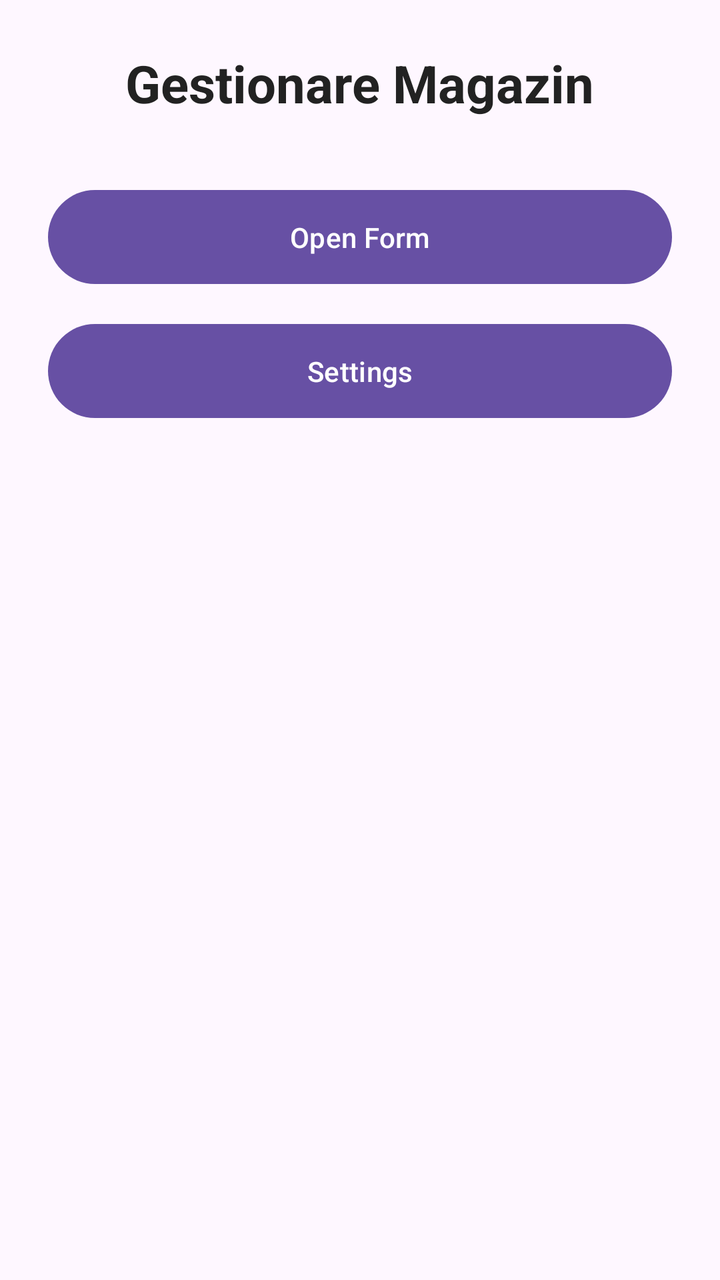
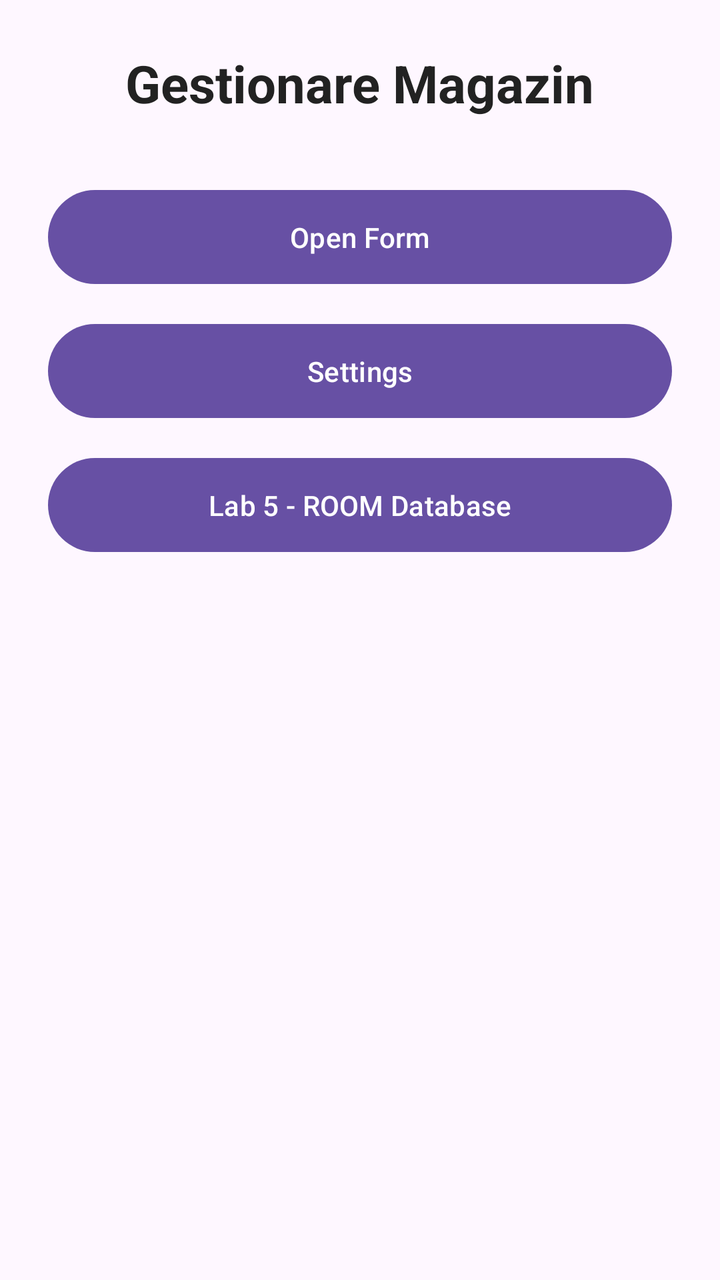

An Android layout rendered at two revisions. The XML below is the earlier revision; the diff shows what the commit changed to produce the second picture.
<!-- AndroidManifest.xml: application theme Theme.Labs -->
<!-- res/layout/activity_activitate_lab4.xml -->
<?xml version="1.0" encoding="utf-8"?>
<androidx.constraintlayout.widget.ConstraintLayout xmlns:android="http://schemas.android.com/apk/res/android"
    xmlns:app="http://schemas.android.com/apk/res-auto"
    xmlns:tools="http://schemas.android.com/tools"
    android:id="@+id/main"
    android:layout_width="match_parent"
    android:layout_height="match_parent"
    android:padding="24dp"
    tools:context=".ActivitateLab4">

    <TextView
        android:id="@+id/textViewTitleMain"
        android:layout_width="wrap_content"
        android:layout_height="wrap_content"
        android:text="Gestionare Magazin"
        android:textSize="26sp"
        android:textStyle="bold"
        android:textColor="#222222"
        app:layout_constraintTop_toTopOf="parent"
        app:layout_constraintStart_toStartOf="parent"
        app:layout_constraintEnd_toEndOf="parent" />

    <Button
        android:id="@+id/open_form"
        android:layout_width="0dp"
        android:layout_height="wrap_content"
        android:layout_marginTop="32dp"
        android:text="Open Form"
        android:textAllCaps="false"
        android:padding="14dp"
        app:layout_constraintTop_toBottomOf="@id/textViewTitleMain"
        app:layout_constraintStart_toStartOf="parent"
        app:layout_constraintEnd_toEndOf="parent" />

    <Button
        android:id="@+id/buttonSettings"
        android:layout_width="0dp"
        android:layout_height="wrap_content"
        android:layout_marginTop="12dp"
        android:text="Settings"
        android:textAllCaps="false"
        android:padding="14dp"
        app:layout_constraintTop_toBottomOf="@id/open_form"
        app:layout_constraintStart_toStartOf="parent"
        app:layout_constraintEnd_toEndOf="parent" />

    <ListView
        android:id="@+id/listView"
        android:layout_width="361dp"
        android:layout_height="508dp"
        android:layout_marginTop="20dp"
        app:layout_constraintBottom_toBottomOf="parent"
        app:layout_constraintEnd_toEndOf="parent"
        app:layout_constraintStart_toStartOf="parent"
        app:layout_constraintTop_toBottomOf="@+id/buttonSettings" />

</androidx.constraintlayout.widget.ConstraintLayout>
<!-- resources referenced by this layout -->
<resources>
  <style name="Theme.Labs" parent="Base.Theme.Labs" />
  <style name="Base.Theme.Labs" parent="Theme.Material3.DayNight.NoActionBar">
          
          
      </style>
</resources>

<!-- the commit's change to res/layout/activity_activitate_lab4.xml (unified diff, before → after) -->
@@ -44,14 +44,26 @@
         app:layout_constraintStart_toStartOf="parent"
         app:layout_constraintEnd_toEndOf="parent" />
 
+    <Button
+        android:id="@+id/buttonLab5Room"
+        android:layout_width="0dp"
+        android:layout_height="wrap_content"
+        android:layout_marginTop="12dp"
+        android:text="Lab 5 - ROOM Database"
+        android:textAllCaps="false"
+        android:padding="14dp"
+        app:layout_constraintTop_toBottomOf="@id/buttonSettings"
+        app:layout_constraintStart_toStartOf="parent"
+        app:layout_constraintEnd_toEndOf="parent" />
+
     <ListView
         android:id="@+id/listView"
         android:layout_width="361dp"
-        android:layout_height="508dp"
+        android:layout_height="0dp"
         android:layout_marginTop="20dp"
         app:layout_constraintBottom_toBottomOf="parent"
         app:layout_constraintEnd_toEndOf="parent"
         app:layout_constraintStart_toStartOf="parent"
-        app:layout_constraintTop_toBottomOf="@+id/buttonSettings" />
+        app:layout_constraintTop_toBottomOf="@+id/buttonLab5Room" />
 
 </androidx.constraintlayout.widget.ConstraintLayout>
